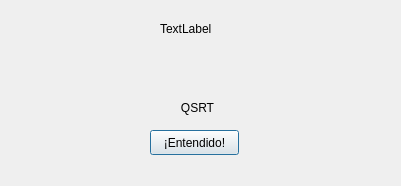
Qt form win1.ui (CapitanLevi/ProyectoFinal) before a commit.
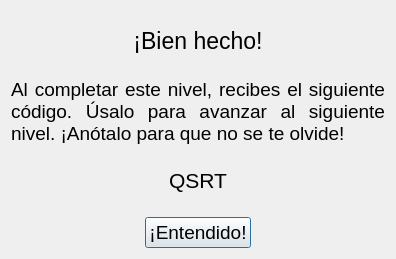
The same form after that commit.

Commit message: Proyecto al 98%, falta decorar mejor cada nivel

The edit to the form file:
```diff
--- a/win1.ui
+++ b/win1.ui
@@ -6,52 +6,70 @@
    <rect>
     <x>0</x>
     <y>0</y>
-    <width>401</width>
-    <height>186</height>
+    <width>396</width>
+    <height>259</height>
    </rect>
   </property>
   <property name="windowTitle">
    <string>Dialog</string>
   </property>
-  <widget class="QPushButton" name="ok">
-   <property name="geometry">
-    <rect>
-     <x>150</x>
-     <y>130</y>
-     <width>89</width>
-     <height>25</height>
-    </rect>
+  <layout class="QVBoxLayout" name="verticalLayout_2">
+   <item>
+    <layout class="QVBoxLayout" name="verticalLayout">
+     <item>
+      <widget class="QLabel" name="title">
+       <property name="font">
+        <font>
+         <pointsize>17</pointsize>
+        </font>
    </property>
    <property name="text">
-    <string>¡Entendido!</string>
-   </property>
-  </widget>
+        <string>&lt;html&gt;&lt;head/&gt;&lt;body&gt;&lt;p align=&quot;center&quot;&gt;¡Bien hecho!&lt;/p&gt;&lt;/body&gt;&lt;/html&gt;</string>
+       </property>
+      </widget>
+     </item>
+     <item>
+      <widget class="QLabel" name="mensaje">
+       <property name="font">
+        <font>
+         <pointsize>14</pointsize>
+        </font>
+       </property>
+       <property name="text">
+        <string>&lt;html&gt;&lt;head/&gt;&lt;body&gt;&lt;p align=&quot;justify&quot;&gt;Al completar este nivel, recibes el siguiente código. Úsalo para avanzar al siguiente nivel. ¡Anótalo para que no se te olvide!&lt;/p&gt;&lt;/body&gt;&lt;/html&gt;</string>
+       </property>
+       <property name="wordWrap">
+        <bool>true</bool>
+       </property>
+      </widget>
+     </item>
+     <item>
   <widget class="QLabel" name="codigo">
-   <property name="geometry">
-    <rect>
-     <x>170</x>
-     <y>100</y>
-     <width>55</width>
-     <height>17</height>
-    </rect>
+       <property name="font">
+        <font>
+         <pointsize>16</pointsize>
+        </font>
    </property>
    <property name="text">
     <string>&lt;html&gt;&lt;head/&gt;&lt;body&gt;&lt;p align=&quot;center&quot;&gt;QSRT&lt;/p&gt;&lt;/body&gt;&lt;/html&gt;</string>
    </property>
   </widget>
-  <widget class="QLabel" name="label">
-   <property name="geometry">
-    <rect>
-     <x>160</x>
-     <y>20</y>
-     <width>67</width>
-     <height>17</height>
-    </rect>
+     </item>
+    </layout>
+   </item>
+   <item alignment="Qt::AlignHCenter">
+    <widget class="QPushButton" name="ok">
+     <property name="font">
+      <font>
+       <pointsize>14</pointsize>
+      </font>
    </property>
    <property name="text">
-    <string>TextLabel</string>
-   </property>
-  </widget>
+      <string>¡Entendido!</string>
+     </property>
+    </widget>
+   </item>
+  </layout>
  </widget>
  <resources/>
  <connections>
```
Lines whose indentation alone changed are shown as unchanged. The commit also changes 45 other files.
